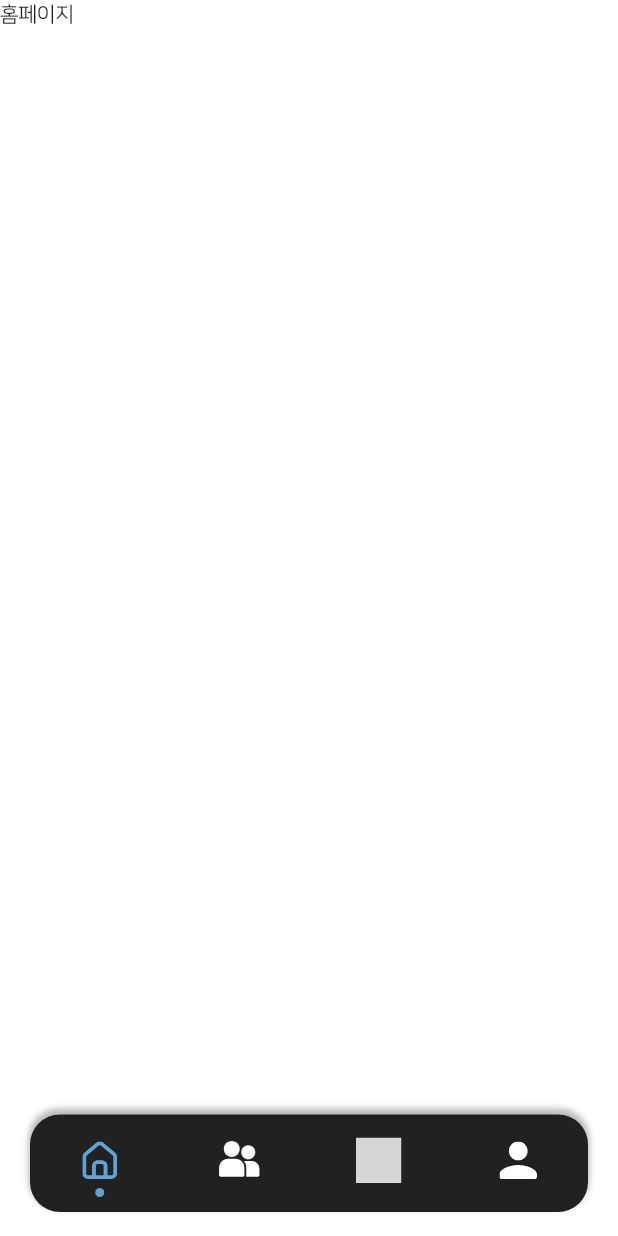
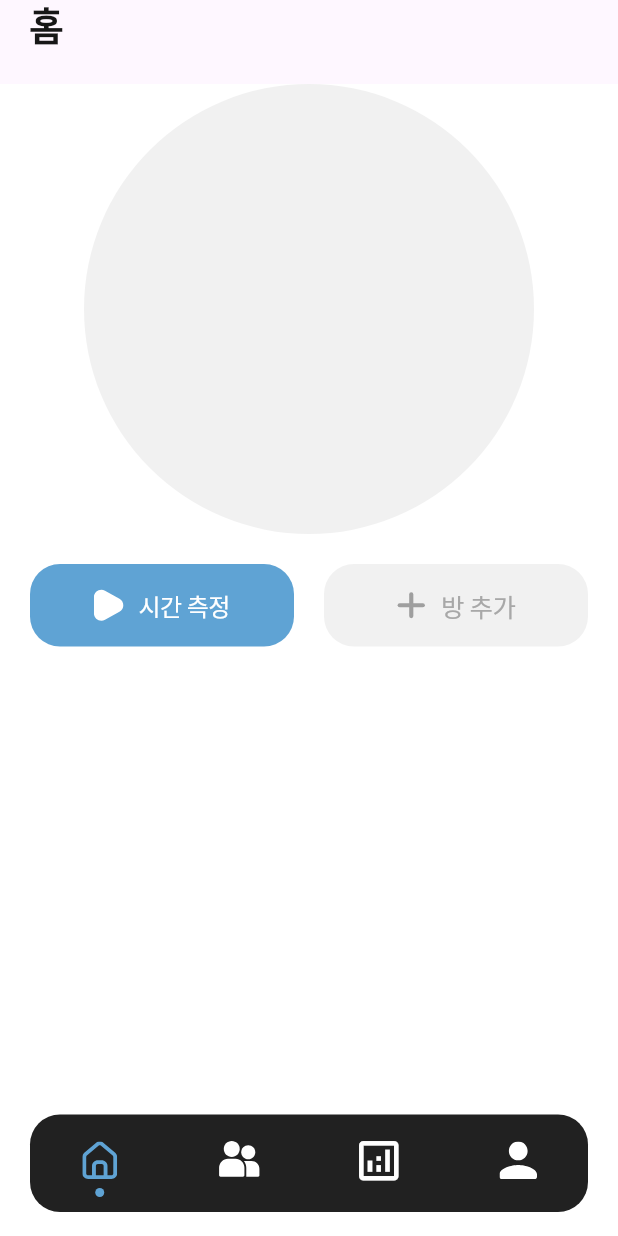
Before and after one commit to celeste0423/ggsb_project, a Flutter app: the App screen opened directly, on a phone screen of 412 x 824 dp. Run offline on Flutter 3.47's test engine with Material 3 defaults, Android fonts, the phone set to English and light mode, and no system bars; our stand-ins replace cloud_firestore, firebase_auth, firebase_core, flutter_svg, get, google_sign_in and 1 more; missing offline and left inert: flutter_facebook_auth; accounts and stored records are empty; grey boxes are pictures that could not be loaded.

Commit message:
0.0.1+1 home page design in progress

```diff
--- a/lib/src/app.dart
+++ b/lib/src/app.dart
@@ -24,14 +24,6 @@ class _AppState extends State<App> with SingleTickerProviderStateMixin {
       decoration: BoxDecoration(
         borderRadius: BorderRadius.circular(20),
         color: CustomColors.mainBlack,
-        boxShadow: [
-          BoxShadow(
-            color: Colors.grey.withOpacity(0.7),
-            spreadRadius: 1,
-            blurRadius: 3,
-            offset: Offset(0, -3), // Offset(수평, 수직)
-          ),
-        ],
       ),
       child: TabBar(
         indicator: CircleTabIndicator(
@@ -64,13 +56,12 @@ class _AppState extends State<App> with SingleTickerProviderStateMixin {
             ),
           ),
           Tab(
-            child: SvgPicture.asset(
-              'assets/icons/ranking.svg',
-              height: 30,
+            child: Icon(
+              Icons.analytics_outlined,
+              size: 35,
               color: _tabController.index == 2
                   ? CustomColors.mainBlue
                   : Colors.white,
-              colorBlendMode: BlendMode.modulate,
             ),
           ),
           Tab(
--- a/lib/src/features/auth/pages/welcome_page.dart
+++ b/lib/src/features/auth/pages/welcome_page.dart
@@ -20,16 +20,6 @@ class WelcomePage extends GetView<WelcomePageController> {
     );
   }
 
-  // Widget _logo() {
-  //   return Center(
-  //     child: SvgPicture.asset(
-  //       'assets/images/logo.svg',
-  //       width: 120,
-  //       height: 120,
-  //     ),
-  //   );
-  // }
-
   Widget _title() {
     return Column(
       mainAxisAlignment: MainAxisAlignment.start,
@@ -43,7 +33,7 @@ class WelcomePage extends GetView<WelcomePageController> {
           ),
         ),
         Padding(
-          padding: const EdgeInsets.only(right: 150, top:20),
+          padding: const EdgeInsets.only(right: 150, top: 20),
           child: SvgPicture.asset(
             'assets/images/caption.svg',
             width: 175,
@@ -51,7 +41,7 @@ class WelcomePage extends GetView<WelcomePageController> {
           ),
         ),
         const Padding(
-          padding: EdgeInsets.only(right:200),
+          padding: EdgeInsets.only(right: 200),
           child: Text(
             '공부로 대결하는\n한판 진검승부',
             textAlign: TextAlign.left,
@@ -61,7 +51,6 @@ class WelcomePage extends GetView<WelcomePageController> {
             ),
           ),
         ),
-
       ],
     );
   }
@@ -161,7 +150,7 @@ class WelcomePage extends GetView<WelcomePageController> {
                 );
               } else {
                 // Future가 데이터를 가져오지 못한 경우에 대한 처리를 할 수 있습니다.
-                return Text('Error: Failed to get version information');
+                return Text('오류 : 버전정보를 가져올 수 없습니다.');
               }
             } else {
               return Text('Unknown error');
@@ -187,15 +176,16 @@ class WelcomePage extends GetView<WelcomePageController> {
           Column(
             children: [
               const Expanded(
-                  flex: 3,
                 child: SizedBox(),
               ),
-                // Expanded(flex: 2, child: _logo()),
-                Expanded(flex: 3, child: _title()),
+              Expanded(
+                child: _title(),
+              ),
               _bottomTab()
             ],
           ),
         ],
-        ));
+      ),
+    );
   }
 }
--- a/lib/src/features/home/pages/home_page.dart
+++ b/lib/src/features/home/pages/home_page.dart
@@ -1,10 +1,77 @@
 import 'package:flutter/material.dart';
 import 'package:flutter/services.dart';
+import 'package:flutter_svg/flutter_svg.dart';
 import 'package:get/get.dart';
 import 'package:ggsb_project/src/features/home/controllers/home_page_controller.dart';
+import 'package:ggsb_project/src/utils/custom_color.dart';
+import 'package:ggsb_project/src/widgets/main_button.dart';
+import 'package:ggsb_project/src/widgets/title_text.dart';
 
 class HomePage extends GetView<HomePageController> {
   const HomePage({super.key});
+
+  PreferredSizeWidget _appBar() {
+    return AppBar(
+      leading: Padding(
+        padding: const EdgeInsets.only(left: 20),
+        child: TitleText(text: '홈'),
+      ),
+    );
+  }
+
+  Widget _charactorBox() {
+    return Container(
+      width: 300,
+      height: 300,
+      decoration: BoxDecoration(
+        color: CustomColors.lightGreyBackground,
+        borderRadius: BorderRadius.circular(150),
+      ),
+    );
+  }
+
+  Widget _buttonsRow() {
+    return Padding(
+      padding: const EdgeInsets.symmetric(
+        horizontal: 20,
+        vertical: 20,
+      ),
+      child: Row(
+        mainAxisAlignment: MainAxisAlignment.center,
+        children: [
+          Expanded(
+            child: MainButton(
+              buttonText: '시간 측정',
+              onTap: () {},
+              icon: SvgPicture.asset(
+                'assets/icons/play.svg',
+                width: 20,
+              ),
+            ),
+          ),
+          SizedBox(width: 20),
+          Expanded(
+            child: MainButton(
+              buttonText: '방 추가',
+              textStyle: TextStyle(
+                color: CustomColors.lightGreyText,
+              ),
+              backgroundColor: CustomColors.lightGreyBackground,
+              onTap: () {},
+              icon: SvgPicture.asset(
+                'assets/icons/add.svg',
+                width: 20,
+              ),
+            ),
+          ),
+        ],
+      ),
+    );
+  }
+
+  Widget _bottomTab() {
+    return Container();
+  }
 
   @override
   Widget build(BuildContext context) {
@@ -12,9 +79,13 @@ class HomePage extends GetView<HomePageController> {
     SystemChrome.setSystemUIOverlayStyle(SystemUiOverlayStyle.dark);
     return SafeArea(
       child: Scaffold(
-        body: Container(
-          color: Colors.white,
-          child: Text('홈페이지'),
+        appBar: _appBar(),
+        body: Column(
+          children: [
+            _charactorBox(),
+            _buttonsRow(),
+            _bottomTab(),
+          ],
         ),
       ),
     );
--- a/lib/src/widgets/main_button.dart
+++ b/lib/src/widgets/main_button.dart
@@ -5,20 +5,22 @@ import 'package:ggsb_project/src/utils/custom_color.dart';
 class MainButton extends StatelessWidget {
   String buttonText;
   VoidCallback onTap;
-  Color? buttonColor;
+  Color? backgroundColor;
   TextStyle? textStyle;
   double? width;
   double? height;
+  Widget? icon;
 
-  MainButton({
-    Key? key,
+  MainButton(
+      {Key? key,
       required this.buttonText,
       required this.onTap,
-    this.buttonColor,
+      this.backgroundColor,
       this.textStyle,
       this.width,
       this.height,
-  }) : super(key: key);
+      this.icon})
+      : super(key: key);
 
   @override
   Widget build(BuildContext context) {
@@ -31,9 +33,10 @@ class MainButton extends StatelessWidget {
           padding: const EdgeInsets.symmetric(horizontal: 30),
           decoration: BoxDecoration(
             borderRadius: BorderRadius.circular(20),
-          color: buttonColor ?? CustomColors.mainBlue,
+            color: backgroundColor ?? CustomColors.mainBlue,
           ),
-        child: Center(
+          child: icon == null
+              ? Center(
                   child: Text(
                     buttonText,
                     style: textStyle ??
@@ -42,8 +45,22 @@ class MainButton extends StatelessWidget {
                           fontSize: 16,
                         ),
                   ),
+                )
+              : Row(
+                  mainAxisAlignment: MainAxisAlignment.center,
+                  children: [
+                    icon!,
+                    SizedBox(width: 10),
+                    Text(
+                      buttonText,
+                      style: textStyle ??
+                          TextStyle(
+                            color: Colors.white,
+                            fontSize: 16,
                           ),
                     ),
+                  ],
+                )),
     );
   }
 }
--- /dev/null
+++ b/lib/src/widgets/short_h_bar.dart
@@ -0,0 +1,28 @@
+import 'package:flutter/material.dart';
+import 'package:ggsb_project/src/utils/custom_color.dart';
+
+class ShortHBar extends StatelessWidget {
+  final double? height;
+  final double? width;
+  final Color? color;
+
+  const ShortHBar({
+    Key? key,
+    this.height,
+    this.width,
+    this.color,
+  }) : super(key: key);
+
+  @override
+  Widget build(BuildContext context) {
+    return Container(
+      height: height ?? 5,
+      width: width ?? 35,
+      margin: const EdgeInsets.symmetric(vertical: 5),
+      decoration: BoxDecoration(
+        color: color ?? CustomColors.lightGreyBackground,
+        borderRadius: BorderRadius.circular(5),
+      ),
+    );
+  }
+}
--- /dev/null
+++ b/lib/src/widgets/title_text.dart
@@ -0,0 +1,25 @@
+import 'package:flutter/material.dart';
+import 'package:ggsb_project/src/utils/custom_color.dart';
+
+class TitleText extends StatelessWidget {
+  String text;
+  Color? color;
+
+  TitleText({
+    Key? key,
+    required this.text,
+    this.color,
+  }) : super(key: key);
+
+  @override
+  Widget build(BuildContext context) {
+    return Text(
+      text,
+      style: TextStyle(
+        color: color ?? CustomColors.blackText,
+        fontSize: 25,
+        fontWeight: FontWeight.w800,
+      ),
+    );
+  }
+}
```
Also changed, not shown: assets/icons/add.svg (added), assets/icons/play.svg (added). Lines whose indentation alone changed are shown as unchanged.
